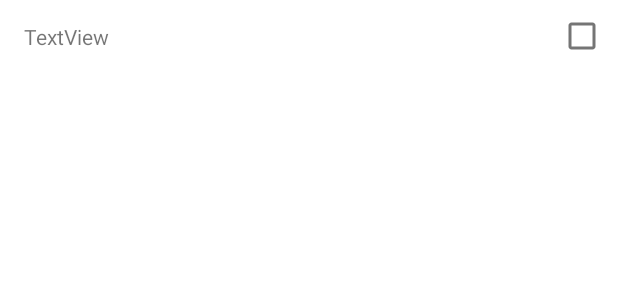
After one commit to AntonUser/bikeApp, an Android app: the layout bt_list_item.xml on its own in the app's theme, with its tools: preview values and no code run, on a phone screen of 412 x 824 dp. The commit adds this screen. Shown: the top 300 px of the screen. Run offline under Robolectric (Android 15) with nearby library versions, the phone set to English and light mode, and no system bars.

Commit message:
Add list bluetooth-devices

```diff
--- a/app/src/main/res/layout/activity_main.xml
+++ b/app/src/main/res/layout/activity_main.xml
@@ -18,4 +18,6 @@
         android:layout_height="match_parent"
         app:defaultNavHost="true"
         app:navGraph="@navigation/routes" />
+
+
 </RelativeLayout>
--- /dev/null
+++ b/app/src/main/res/layout/bt_list_item.xml
@@ -0,0 +1,25 @@
+<?xml version="1.0" encoding="utf-8"?>
+<androidx.constraintlayout.widget.ConstraintLayout xmlns:android="http://schemas.android.com/apk/res/android"
+    xmlns:app="http://schemas.android.com/apk/res-auto"
+    xmlns:tools="http://schemas.android.com/tools"
+    android:layout_width="match_parent"
+    android:layout_height="wrap_content">
+
+    <TextView
+        android:id="@+id/tvBtName"
+        android:layout_width="wrap_content"
+        android:layout_height="wrap_content"
+        android:layout_marginStart="16dp"
+        android:text="TextView"
+        app:layout_constraintBottom_toBottomOf="@+id/checkBox"
+        app:layout_constraintStart_toStartOf="parent"
+        app:layout_constraintTop_toTopOf="@+id/checkBox"
+        app:layout_constraintVertical_bias="0.517" />
+
+    <CheckBox
+        android:id="@+id/checkBox"
+        android:layout_width="wrap_content"
+        android:layout_height="wrap_content"
+        app:layout_constraintEnd_toEndOf="parent"
+        tools:layout_editor_absoluteY="-1dp" />
+</androidx.constraintlayout.widget.ConstraintLayout>
```
Also changed, not shown: app/src/main/AndroidManifest.xml (+3 -6 lines), app/src/main/java/com/example/bikeapp/BtListActivity.java (added, +58 -0 lines), app/src/main/java/com/example/bikeapp/MainActivity.java (+50 -13 lines), app/src/main/java/com/example/bikeapp/adapter/BtAdapter.java (added, +47 -0 lines), app/src/main/java/com/example/bikeapp/adapter/ListItem.java (added, +43 -0 lines), app/src/main/res/drawable/ic_baseline_menu_24.xml (added, +10 -0 lines), app/src/main/res/layout/activity_bt_list.xml (added, +16 -0 lines), app/src/main/res/menu/main_menu.xml (added, +9 -0 lines).
